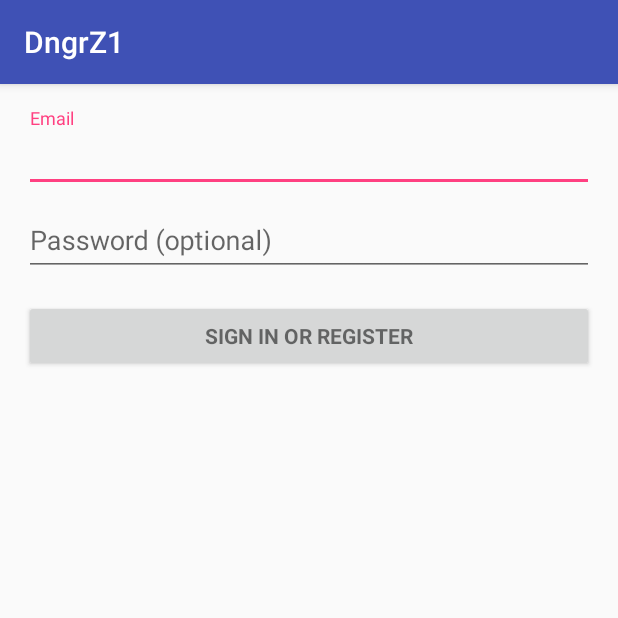
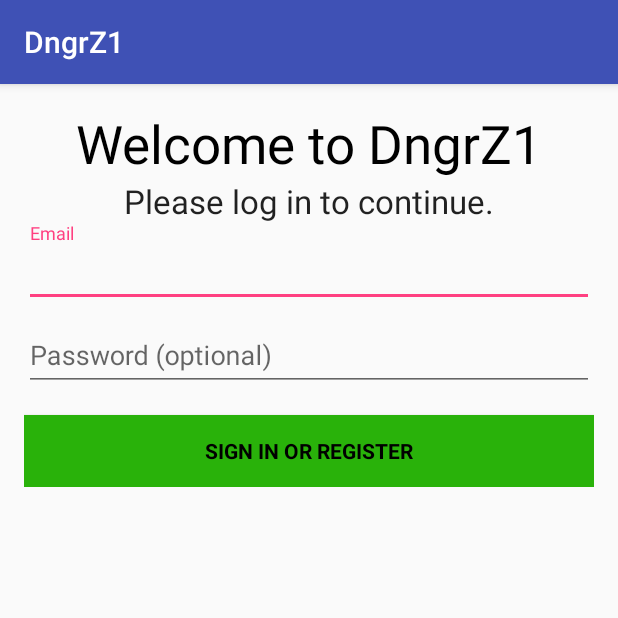
Before and after one commit to Natashachorba/safeplaceapp, an Android app: the screen it shows after launch (LoginActivity), on a phone screen of 412 x 824 dp, the top half of it. Run offline under Robolectric (Android 15) with nearby library versions, the phone set to English and light mode, and no system bars; 2 statements that could not run were skipped.

Commit message:
Updated Layout
Changed some text in log in page. Changed colors too.

```diff
--- a/DngrZ1/app/src/main/res/layout/activity_login.xml
+++ b/DngrZ1/app/src/main/res/layout/activity_login.xml
@@ -7,15 +7,33 @@
     android:paddingTop="@dimen/activity_vertical_margin" tools:context=".LoginActivity">
 
     <!-- Login progress -->
+    <TextView
+        android:layout_width="wrap_content"
+        android:layout_height="wrap_content"
+        android:text="Welcome to DngrZ1"
+        android:id="@+id/textView"
+        android:layout_gravity="center_horizontal"
+        android:textColor="#000000"
+        android:textSize="35dp" />
+
+    <TextView
+        android:layout_width="wrap_content"
+        android:layout_height="wrap_content"
+        android:textAppearance="?android:attr/textAppearanceLarge"
+        android:text="Please log in to continue."
+        android:id="@+id/textView2"
+        android:layout_gravity="center_horizontal" />
+
     <ProgressBar android:id="@+id/login_progress" style="?android:attr/progressBarStyleLarge"
         android:layout_width="wrap_content" android:layout_height="wrap_content"
         android:layout_marginBottom="8dp" android:visibility="gone" />
 
     <ScrollView android:id="@+id/login_form" android:layout_width="match_parent"
-        android:layout_height="match_parent">
+        android:layout_height="200dp">
 
         <LinearLayout android:id="@+id/email_login_form" android:layout_width="match_parent"
-            android:layout_height="wrap_content" android:orientation="vertical">
+            android:layout_height="wrap_content" android:orientation="vertical"
+            android:weightSum="1">
 
             <android.support.design.widget.TextInputLayout android:layout_width="match_parent"
                 android:layout_height="wrap_content">
@@ -40,10 +58,16 @@
             </android.support.design.widget.TextInputLayout>
 
             <Button android:id="@+id/email_sign_in_button" style="?android:textAppearanceSmall"
-                android:layout_width="match_parent" android:layout_height="wrap_content"
+                android:layout_width="match_parent" android:layout_height="0dp"
                 android:layout_marginTop="16dp" android:text="@string/action_sign_in"
-                android:textStyle="bold" />
+                android:textStyle="bold"
+                android:layout_weight="1.50"
+                android:background="#29b20a"
+                android:clickable="true"
+                android:enabled="true"
+                android:textColor="#000000" />
 
         </LinearLayout>
     </ScrollView>
+
 </LinearLayout>
```
